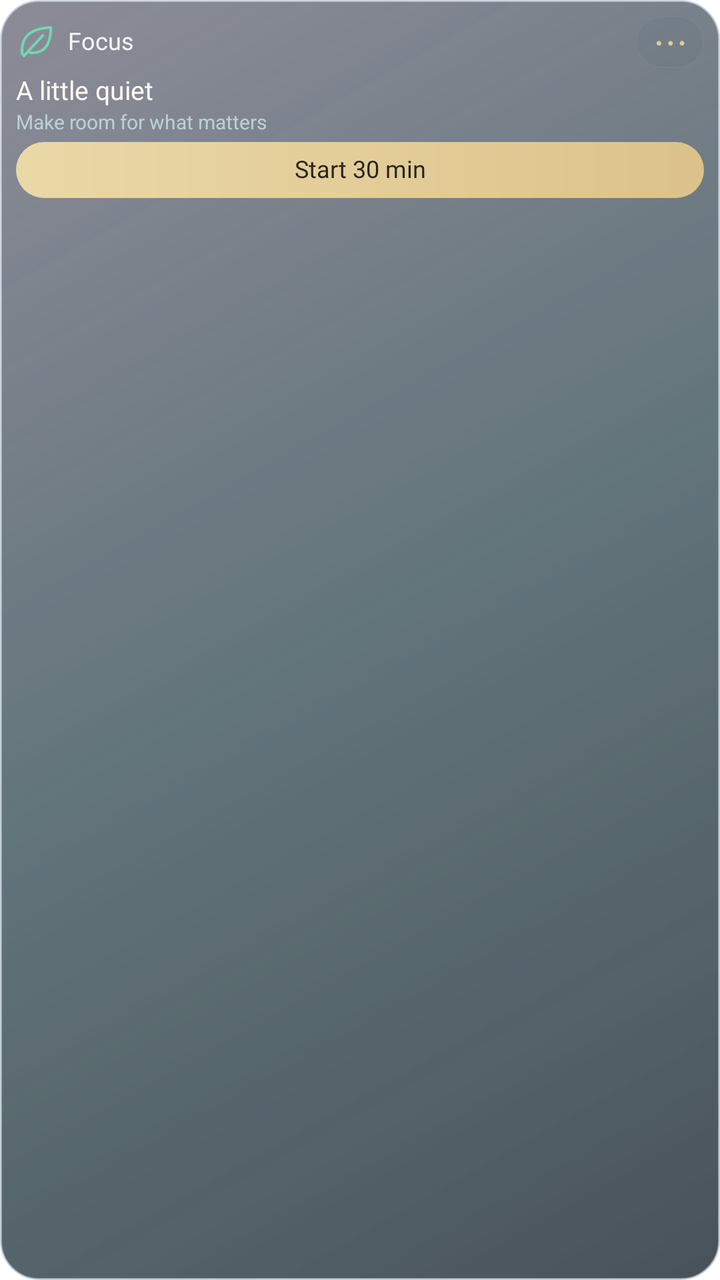
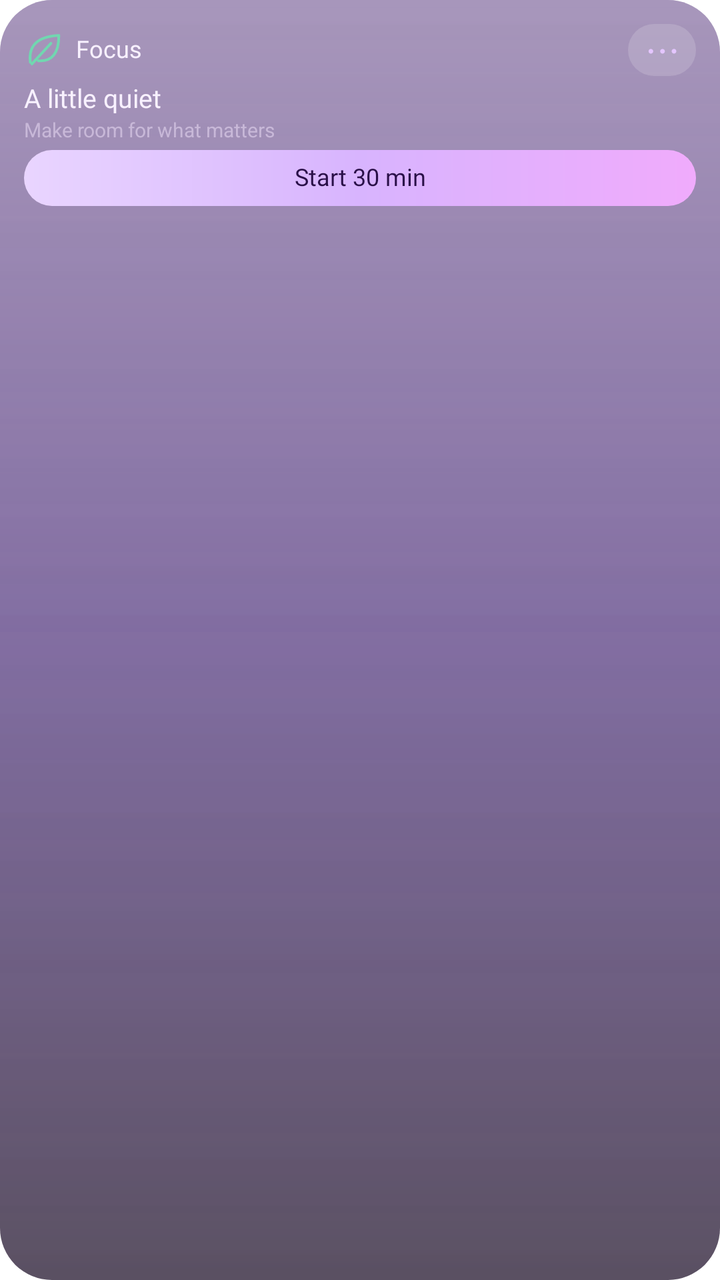

Screens rendered from an Android XML layout before and after an edit, with the pre-edit source and the edit as a unified diff.
<!-- AndroidManifest.xml: application theme Theme.Lumen -->
<!-- res/layout/widget_preview_focus.xml -->
<?xml version='1.0' encoding='utf-8'?>
<LinearLayout xmlns:android="http://schemas.android.com/apk/res/android" android:id="@+id/widget_root" android:layout_width="match_parent" android:layout_height="match_parent" android:orientation="vertical" android:padding="8dp" android:background="@drawable/widget_glass_dark_balanced">
    <LinearLayout android:layout_width="match_parent" android:layout_height="wrap_content" android:orientation="horizontal" android:gravity="center_vertical">
        <ImageView android:id="@+id/widget_icon" android:layout_width="19dp" android:layout_height="19dp" android:contentDescription="@null" android:src="@drawable/widget_ic_focus" />
        <TextView android:id="@+id/widget_title" android:layout_width="0dp" android:layout_weight="1" android:layout_height="wrap_content" android:layout_marginStart="7dp" android:text="@string/widget_focus" android:textColor="#F6F5FA" android:textSize="12sp" android:fontFamily="@font/outfit_medium" android:maxLines="1" android:ellipsize="end" android:includeFontPadding="false" />
        <TextView android:id="@+id/widget_action" android:layout_width="34dp" android:layout_height="26dp" android:gravity="center" android:text="@string/widget_more" android:textSize="19sp" android:textColor="#E4CB91" android:contentDescription="@string/widget_open" android:background="@drawable/widget_control" android:includeFontPadding="false" />
    </LinearLayout>
    <TextView android:id="@+id/widget_detail" android:layout_width="match_parent" android:layout_height="wrap_content" android:layout_marginTop="4dp" android:text="@string/widget_preview_focus_detail" android:textColor="#FFF8F1" android:textSize="13sp" android:fontFamily="@font/outfit_medium" android:maxLines="2" android:ellipsize="end" android:visibility="visible" android:includeFontPadding="false" />
    <Chronometer android:id="@+id/widget_timer" android:layout_width="match_parent" android:layout_height="24dp" android:textColor="#FFF8F1" android:textSize="20sp" android:fontFamily="@font/outfit_medium" android:visibility="gone" android:includeFontPadding="false" />
    <TextView android:id="@+id/widget_status" android:layout_width="match_parent" android:layout_height="wrap_content" android:layout_marginTop="2dp" android:textColor="#BCD0D8" android:textSize="10sp" android:maxLines="2" android:ellipsize="end" android:text="@string/widget_preview_focus_status" android:visibility="visible" android:includeFontPadding="false" />
    <LinearLayout android:id="@+id/widget_photos" android:layout_width="match_parent" android:layout_height="44dp" android:layout_marginTop="4dp" android:orientation="horizontal" android:gravity="center_vertical" android:visibility="gone">
        <ImageView android:id="@+id/widget_photo1" android:layout_width="0dp" android:layout_weight="1" android:layout_height="40dp" android:layout_marginEnd="4dp" android:scaleType="centerCrop" android:background="@drawable/widget_photo_frame" android:contentDescription="@string/widget_photo" android:visibility="gone" />
        <ImageView android:id="@+id/widget_photo2" android:layout_width="0dp" android:layout_weight="1" android:layout_height="40dp" android:layout_marginEnd="4dp" android:scaleType="centerCrop" android:background="@drawable/widget_photo_frame" android:contentDescription="@string/widget_photo" android:visibility="gone" />
        <ImageView android:id="@+id/widget_photo3" android:layout_width="0dp" android:layout_weight="1" android:layout_height="40dp" android:layout_marginEnd="4dp" android:scaleType="centerCrop" android:background="@drawable/widget_photo_frame" android:contentDescription="@string/widget_photo" android:visibility="gone" />
        <ImageView android:id="@+id/widget_photo4" android:layout_width="0dp" android:layout_weight="1" android:layout_height="40dp" android:layout_marginEnd="4dp" android:scaleType="centerCrop" android:background="@drawable/widget_photo_frame" android:contentDescription="@string/widget_photo" android:visibility="gone" />
    </LinearLayout>
    <LinearLayout android:id="@+id/widget_photo_names" android:layout_width="match_parent" android:layout_height="12dp" android:orientation="horizontal" android:visibility="gone">
        <TextView android:id="@+id/widget_person1" android:layout_width="0dp" android:layout_weight="1" android:layout_height="match_parent" android:textColor="#BCD0D8" android:textSize="9sp" android:gravity="center" android:maxLines="1" android:ellipsize="end" android:includeFontPadding="false" />
        <TextView android:id="@+id/widget_person2" android:layout_width="0dp" android:layout_weight="1" android:layout_height="match_parent" android:textColor="#BCD0D8" android:textSize="9sp" android:gravity="center" android:maxLines="1" android:ellipsize="end" android:includeFontPadding="false" />
        <TextView android:id="@+id/widget_person3" android:layout_width="0dp" android:layout_weight="1" android:layout_height="match_parent" android:textColor="#BCD0D8" android:textSize="9sp" android:gravity="center" android:maxLines="1" android:ellipsize="end" android:includeFontPadding="false" />
        <TextView android:id="@+id/widget_person4" android:layout_width="0dp" android:layout_weight="1" android:layout_height="match_parent" android:textColor="#BCD0D8" android:textSize="9sp" android:gravity="center" android:maxLines="1" android:ellipsize="end" android:includeFontPadding="false" />
    </LinearLayout>
    <LinearLayout android:id="@+id/widget_row1" android:layout_width="match_parent" android:layout_height="24dp" android:orientation="horizontal" android:gravity="center_vertical" android:visibility="gone">
        <TextView android:id="@+id/widget_check1" android:layout_width="34dp" android:layout_height="match_parent" android:text="@string/widget_circle" android:textColor="#E4CB91" android:textSize="22sp" android:gravity="center_vertical" android:includeFontPadding="false" />
        <TextView android:id="@+id/widget_task1" android:layout_width="0dp" android:layout_weight="1" android:layout_height="wrap_content" android:textColor="#FFF8F1" android:textSize="12sp" android:maxLines="1" android:ellipsize="end" android:includeFontPadding="false" />
    </LinearLayout>
    <LinearLayout android:id="@+id/widget_row2" android:layout_width="match_parent" android:layout_height="24dp" android:orientation="horizontal" android:gravity="center_vertical" android:visibility="gone">
        <TextView android:id="@+id/widget_check2" android:layout_width="34dp" android:layout_height="match_parent" android:text="@string/widget_circle" android:textColor="#E4CB91" android:textSize="22sp" android:gravity="center_vertical" android:includeFontPadding="false" />
        <TextView android:id="@+id/widget_task2" android:layout_width="0dp" android:layout_weight="1" android:layout_height="wrap_content" android:textColor="#FFF8F1" android:textSize="12sp" android:maxLines="1" android:ellipsize="end" android:includeFontPadding="false" />
    </LinearLayout>
    <TextView android:id="@+id/widget_button" android:layout_width="match_parent" android:layout_height="28dp" android:layout_marginTop="4dp" android:gravity="center" android:textColor="#28251D" android:fontFamily="@font/outfit_medium" android:textSize="12sp" android:background="@drawable/widget_pill" android:visibility="visible" android:text="@string/widget_preview_focus_button" android:includeFontPadding="false" />
    <ProgressBar android:id="@+id/widget_meter" android:layout_width="match_parent" android:layout_height="4dp" android:layout_marginTop="8dp" android:max="100" android:progressTint="#E4CB91" android:progressBackgroundTint="#334E6C72" android:visibility="gone" style="?android:attr/progressBarStyleHorizontal" />
</LinearLayout>
<!-- resources referenced by this layout -->
<resources>
  <!-- drawable widget_control (drawable) -->
  <shape xmlns:android="http://schemas.android.com/apk/res/android">
      <corners android:radius="14dp"/>
      <solid android:color="#153F5960"/>
      <stroke android:width="0.6dp" android:color="#337B9BA8"/>
  </shape>
  <!-- drawable widget_glass_dark_balanced (drawable) -->
  <?xml version='1.0' encoding='utf-8'?>
  <layer-list xmlns:android="http://schemas.android.com/apk/res/android">
      <item>
          <shape>
              <corners android:radius="19dp" />
              <gradient android:angle="315" android:startColor="#B939394E" android:centerColor="#B9243B43" android:endColor="#C5131F2A" />
              <stroke android:width="1dp" android:color="#A4BAC7D3" />
          </shape>
      </item>
      <item>
          <shape>
              <corners android:radius="19dp" />
              <gradient android:angle="315" android:startColor="#32FFFFFF" android:centerColor="#087DD8E4" android:endColor="#002C2748" />
          </shape>
      </item>
  </layer-list>
  <!-- drawable widget_ic_focus (drawable) -->
  <vector xmlns:android="http://schemas.android.com/apk/res/android" android:width="24dp" android:height="24dp" android:viewportWidth="24" android:viewportHeight="24"><path android:pathData="M4,20 Q2,4 22,3 Q22,20 9,19 M5,21 L17,8" android:fillColor="@android:color/transparent" android:strokeColor="#71D7B0" android:strokeWidth="1.7" android:strokeLineCap="round" android:strokeLineJoin="round" /></vector>
  <!-- drawable widget_photo_frame (drawable) -->
  <shape xmlns:android="http://schemas.android.com/apk/res/android"><corners android:radius="12dp"/><solid android:color="#262F424B"/></shape>
  <!-- drawable widget_pill (drawable) -->
  <shape xmlns:android="http://schemas.android.com/apk/res/android"><corners android:radius="24dp"/><gradient android:angle="0" android:startColor="#EAD8A7" android:endColor="#DCC28A"/></shape>
  <string name="widget_circle">○</string>
  <string name="widget_focus">Focus</string>
  <string name="widget_more">⋯</string>
  <string name="widget_open">Open widget</string>
  <string name="widget_photo">Photo</string>
  <string name="widget_preview_focus_button">Start 30 min</string>
  <string name="widget_preview_focus_detail">A little quiet</string>
  <string name="widget_preview_focus_status">Make room for what matters</string>
  <style name="Theme.Lumen" parent="android:Theme.Material.NoActionBar">
          <item name="android:windowShowWallpaper">true</item>
          <item name="android:windowBackground">@android:color/transparent</item>
          <item name="android:colorBackgroundCacheHint">@null</item>
          <item name="android:statusBarColor">@android:color/transparent</item>
          <item name="android:navigationBarColor">@android:color/transparent</item>
          <item name="android:windowDrawsSystemBarBackgrounds">true</item>
          <item name="android:windowLightStatusBar">false</item>
      </style>
</resources>

<!-- the commit's change to res/layout/widget_preview_focus.xml (unified diff, before → after) -->
@@ -1,13 +1,13 @@
 <?xml version='1.0' encoding='utf-8'?>
-<LinearLayout xmlns:android="http://schemas.android.com/apk/res/android" android:id="@+id/widget_root" android:layout_width="match_parent" android:layout_height="match_parent" android:orientation="vertical" android:padding="8dp" android:background="@drawable/widget_glass_dark_balanced">
+<LinearLayout xmlns:android="http://schemas.android.com/apk/res/android" android:id="@+id/widget_root" android:layout_width="match_parent" android:layout_height="match_parent" android:orientation="vertical" android:padding="12dp" android:background="@drawable/widget_glass_dark_balanced">
     <LinearLayout android:layout_width="match_parent" android:layout_height="wrap_content" android:orientation="horizontal" android:gravity="center_vertical">
         <ImageView android:id="@+id/widget_icon" android:layout_width="19dp" android:layout_height="19dp" android:contentDescription="@null" android:src="@drawable/widget_ic_focus" />
-        <TextView android:id="@+id/widget_title" android:layout_width="0dp" android:layout_weight="1" android:layout_height="wrap_content" android:layout_marginStart="7dp" android:text="@string/widget_focus" android:textColor="#F6F5FA" android:textSize="12sp" android:fontFamily="@font/outfit_medium" android:maxLines="1" android:ellipsize="end" android:includeFontPadding="false" />
-        <TextView android:id="@+id/widget_action" android:layout_width="34dp" android:layout_height="26dp" android:gravity="center" android:text="@string/widget_more" android:textSize="19sp" android:textColor="#E4CB91" android:contentDescription="@string/widget_open" android:background="@drawable/widget_control" android:includeFontPadding="false" />
+        <TextView android:id="@+id/widget_title" android:layout_width="0dp" android:layout_weight="1" android:layout_height="wrap_content" android:layout_marginStart="7dp" android:text="@string/widget_focus" android:textColor="#F8F1FF" android:textSize="12sp" android:fontFamily="@font/outfit_medium" android:maxLines="1" android:ellipsize="end" android:includeFontPadding="false" />
+        <TextView android:id="@+id/widget_action" android:layout_width="34dp" android:layout_height="26dp" android:gravity="center" android:text="@string/widget_more" android:textSize="19sp" android:textColor="#E4C6FF" android:contentDescription="@string/widget_open" android:background="@drawable/widget_control" android:includeFontPadding="false" />
     </LinearLayout>
-    <TextView android:id="@+id/widget_detail" android:layout_width="match_parent" android:layout_height="wrap_content" android:layout_marginTop="4dp" android:text="@string/widget_preview_focus_detail" android:textColor="#FFF8F1" android:textSize="13sp" android:fontFamily="@font/outfit_medium" android:maxLines="2" android:ellipsize="end" android:visibility="visible" android:includeFontPadding="false" />
-    <Chronometer android:id="@+id/widget_timer" android:layout_width="match_parent" android:layout_height="24dp" android:textColor="#FFF8F1" android:textSize="20sp" android:fontFamily="@font/outfit_medium" android:visibility="gone" android:includeFontPadding="false" />
-    <TextView android:id="@+id/widget_status" android:layout_width="match_parent" android:layout_height="wrap_content" android:layout_marginTop="2dp" android:textColor="#BCD0D8" android:textSize="10sp" android:maxLines="2" android:ellipsize="end" android:text="@string/widget_preview_focus_status" android:visibility="visible" android:includeFontPadding="false" />
+    <TextView android:id="@+id/widget_detail" android:layout_width="match_parent" android:layout_height="wrap_content" android:layout_marginTop="4dp" android:text="@string/widget_preview_focus_detail" android:textColor="#F8F1FF" android:textSize="13sp" android:fontFamily="@font/outfit_medium" android:maxLines="2" android:ellipsize="end" android:visibility="visible" android:includeFontPadding="false" />
+    <Chronometer android:id="@+id/widget_timer" android:layout_width="match_parent" android:layout_height="24dp" android:textColor="#F8F1FF" android:textSize="20sp" android:fontFamily="@font/outfit_medium" android:visibility="gone" android:includeFontPadding="false" />
+    <TextView android:id="@+id/widget_status" android:layout_width="match_parent" android:layout_height="wrap_content" android:layout_marginTop="2dp" android:textColor="#C8B8D8" android:textSize="10sp" android:maxLines="2" android:ellipsize="end" android:text="@string/widget_preview_focus_status" android:visibility="visible" android:includeFontPadding="false" />
     <LinearLayout android:id="@+id/widget_photos" android:layout_width="match_parent" android:layout_height="44dp" android:layout_marginTop="4dp" android:orientation="horizontal" android:gravity="center_vertical" android:visibility="gone">
         <ImageView android:id="@+id/widget_photo1" android:layout_width="0dp" android:layout_weight="1" android:layout_height="40dp" android:layout_marginEnd="4dp" android:scaleType="centerCrop" android:background="@drawable/widget_photo_frame" android:contentDescription="@string/widget_photo" android:visibility="gone" />
         <ImageView android:id="@+id/widget_photo2" android:layout_width="0dp" android:layout_weight="1" android:layout_height="40dp" android:layout_marginEnd="4dp" android:scaleType="centerCrop" android:background="@drawable/widget_photo_frame" android:contentDescription="@string/widget_photo" android:visibility="gone" />
@@ -15,19 +15,19 @@
         <ImageView android:id="@+id/widget_photo4" android:layout_width="0dp" android:layout_weight="1" android:layout_height="40dp" android:layout_marginEnd="4dp" android:scaleType="centerCrop" android:background="@drawable/widget_photo_frame" android:contentDescription="@string/widget_photo" android:visibility="gone" />
     </LinearLayout>
     <LinearLayout android:id="@+id/widget_photo_names" android:layout_width="match_parent" android:layout_height="12dp" android:orientation="horizontal" android:visibility="gone">
-        <TextView android:id="@+id/widget_person1" android:layout_width="0dp" android:layout_weight="1" android:layout_height="match_parent" android:textColor="#BCD0D8" android:textSize="9sp" android:gravity="center" android:maxLines="1" android:ellipsize="end" android:includeFontPadding="false" />
-        <TextView android:id="@+id/widget_person2" android:layout_width="0dp" android:layout_weight="1" android:layout_height="match_parent" android:textColor="#BCD0D8" android:textSize="9sp" android:gravity="center" android:maxLines="1" android:ellipsize="end" android:includeFontPadding="false" />
-        <TextView android:id="@+id/widget_person3" android:layout_width="0dp" android:layout_weight="1" android:layout_height="match_parent" android:textColor="#BCD0D8" android:textSize="9sp" android:gravity="center" android:maxLines="1" android:ellipsize="end" android:includeFontPadding="false" />
-        <TextView android:id="@+id/widget_person4" android:layout_width="0dp" android:layout_weight="1" android:layout_height="match_parent" android:textColor="#BCD0D8" android:textSize="9sp" android:gravity="center" android:maxLines="1" android:ellipsize="end" android:includeFontPadding="false" />
+        <TextView android:id="@+id/widget_person1" android:layout_width="0dp" android:layout_weight="1" android:layout_height="match_parent" android:textColor="#C8B8D8" android:textSize="9sp" android:gravity="center" android:maxLines="1" android:ellipsize="end" android:includeFontPadding="false" />
+        <TextView android:id="@+id/widget_person2" android:layout_width="0dp" android:layout_weight="1" android:layout_height="match_parent" android:textColor="#C8B8D8" android:textSize="9sp" android:gravity="center" android:maxLines="1" android:ellipsize="end" android:includeFontPadding="false" />
+        <TextView android:id="@+id/widget_person3" android:layout_width="0dp" android:layout_weight="1" android:layout_height="match_parent" android:textColor="#C8B8D8" android:textSize="9sp" android:gravity="center" android:maxLines="1" android:ellipsize="end" android:includeFontPadding="false" />
+        <TextView android:id="@+id/widget_person4" android:layout_width="0dp" android:layout_weight="1" android:layout_height="match_parent" android:textColor="#C8B8D8" android:textSize="9sp" android:gravity="center" android:maxLines="1" android:ellipsize="end" android:includeFontPadding="false" />
     </LinearLayout>
     <LinearLayout android:id="@+id/widget_row1" android:layout_width="match_parent" android:layout_height="24dp" android:orientation="horizontal" android:gravity="center_vertical" android:visibility="gone">
-        <TextView android:id="@+id/widget_check1" android:layout_width="34dp" android:layout_height="match_parent" android:text="@string/widget_circle" android:textColor="#E4CB91" android:textSize="22sp" android:gravity="center_vertical" android:includeFontPadding="false" />
-        <TextView android:id="@+id/widget_task1" android:layout_width="0dp" android:layout_weight="1" android:layout_height="wrap_content" android:textColor="#FFF8F1" android:textSize="12sp" android:maxLines="1" android:ellipsize="end" android:includeFontPadding="false" />
+        <TextView android:id="@+id/widget_check1" android:layout_width="34dp" android:layout_height="match_parent" android:text="@string/widget_circle" android:textColor="#E4C6FF" android:textSize="22sp" android:gravity="center_vertical" android:includeFontPadding="false" />
+        <TextView android:id="@+id/widget_task1" android:layout_width="0dp" android:layout_weight="1" android:layout_height="wrap_content" android:textColor="#F8F1FF" android:textSize="12sp" android:maxLines="1" android:ellipsize="end" android:includeFontPadding="false" />
     </LinearLayout>
     <LinearLayout android:id="@+id/widget_row2" android:layout_width="match_parent" android:layout_height="24dp" android:orientation="horizontal" android:gravity="center_vertical" android:visibility="gone">
-        <TextView android:id="@+id/widget_check2" android:layout_width="34dp" android:layout_height="match_parent" android:text="@string/widget_circle" android:textColor="#E4CB91" android:textSize="22sp" android:gravity="center_vertical" android:includeFontPadding="false" />
-        <TextView android:id="@+id/widget_task2" android:layout_width="0dp" android:layout_weight="1" android:layout_height="wrap_content" android:textColor="#FFF8F1" android:textSize="12sp" android:maxLines="1" android:ellipsize="end" android:includeFontPadding="false" />
+        <TextView android:id="@+id/widget_check2" android:layout_width="34dp" android:layout_height="match_parent" android:text="@string/widget_circle" android:textColor="#E4C6FF" android:textSize="22sp" android:gravity="center_vertical" android:includeFontPadding="false" />
+        <TextView android:id="@+id/widget_task2" android:layout_width="0dp" android:layout_weight="1" android:layout_height="wrap_content" android:textColor="#F8F1FF" android:textSize="12sp" android:maxLines="1" android:ellipsize="end" android:includeFontPadding="false" />
     </LinearLayout>
-    <TextView android:id="@+id/widget_button" android:layout_width="match_parent" android:layout_height="28dp" android:layout_marginTop="4dp" android:gravity="center" android:textColor="#28251D" android:fontFamily="@font/outfit_medium" android:textSize="12sp" android:background="@drawable/widget_pill" android:visibility="visible" android:text="@string/widget_preview_focus_button" android:includeFontPadding="false" />
-    <ProgressBar android:id="@+id/widget_meter" android:layout_width="match_parent" android:layout_height="4dp" android:layout_marginTop="8dp" android:max="100" android:progressTint="#E4CB91" android:progressBackgroundTint="#334E6C72" android:visibility="gone" style="?android:attr/progressBarStyleHorizontal" />
+    <TextView android:id="@+id/widget_button" android:layout_width="match_parent" android:layout_height="28dp" android:layout_marginTop="4dp" android:gravity="center" android:textColor="#2A1048" android:fontFamily="@font/outfit_medium" android:textSize="12sp" android:background="@drawable/widget_pill" android:visibility="visible" android:text="@string/widget_preview_focus_button" android:includeFontPadding="false" />
+    <ProgressBar android:id="@+id/widget_meter" android:layout_width="match_parent" android:layout_height="4dp" android:layout_marginTop="8dp" android:max="100" android:progressTint="#C084FC" android:progressBackgroundTint="#33E4C6FF" android:visibility="gone" style="?android:attr/progressBarStyleHorizontal" />
 </LinearLayout>
<!-- resource entries referenced after the edit -->
@@ -1,34 +1,53 @@
 <!-- resources referenced by this layout -->
 <resources>
   <!-- drawable widget_control (drawable) -->
+  <?xml version="1.0" encoding="utf-8"?>
   <shape xmlns:android="http://schemas.android.com/apk/res/android">
-      <corners android:radius="14dp"/>
-      <solid android:color="#153F5960"/>
-      <stroke android:width="0.6dp" android:color="#337B9BA8"/>
+      <corners android:radius="16dp" />
+      <solid android:color="#28FFFFFF" />
   </shape>
   <!-- drawable widget_glass_dark_balanced (drawable) -->
-  <?xml version='1.0' encoding='utf-8'?>
+  <?xml version="1.0" encoding="utf-8"?>
   <layer-list xmlns:android="http://schemas.android.com/apk/res/android">
       <item>
           <shape>
-              <corners android:radius="19dp" />
-              <gradient android:angle="315" android:startColor="#B939394E" android:centerColor="#B9243B43" android:endColor="#C5131F2A" />
-              <stroke android:width="1dp" android:color="#A4BAC7D3" />
+              <corners android:radius="26dp" />
+              <gradient
+                  android:angle="270"
+                  android:startColor="#993B1568"
+                  android:centerColor="#A62E1060"
+                  android:endColor="#B314061F" />
           </shape>
       </item>
       <item>
           <shape>
-              <corners android:radius="19dp" />
-              <gradient android:angle="315" android:startColor="#32FFFFFF" android:centerColor="#087DD8E4" android:endColor="#002C2748" />
+              <corners android:radius="26dp" />
+              <gradient
+                  android:angle="270"
+                  android:startColor="#40FFFFFF"
+                  android:centerColor="#18E4C6FF"
+                  android:endColor="#00FFFFFF" />
           </shape>
       </item>
   </layer-list>
   <!-- drawable widget_ic_focus (drawable) -->
   <vector xmlns:android="http://schemas.android.com/apk/res/android" android:width="24dp" android:height="24dp" android:viewportWidth="24" android:viewportHeight="24"><path android:pathData="M4,20 Q2,4 22,3 Q22,20 9,19 M5,21 L17,8" android:fillColor="@android:color/transparent" android:strokeColor="#71D7B0" android:strokeWidth="1.7" android:strokeLineCap="round" android:strokeLineJoin="round" /></vector>
   <!-- drawable widget_photo_frame (drawable) -->
-  <shape xmlns:android="http://schemas.android.com/apk/res/android"><corners android:radius="12dp"/><solid android:color="#262F424B"/></shape>
+  <?xml version="1.0" encoding="utf-8"?>
+  <shape xmlns:android="http://schemas.android.com/apk/res/android">
+      <corners android:radius="16dp" />
+      <solid android:color="#3314061F" />
+  </shape>
   <!-- drawable widget_pill (drawable) -->
-  <shape xmlns:android="http://schemas.android.com/apk/res/android"><corners android:radius="24dp"/><gradient android:angle="0" android:startColor="#EAD8A7" android:endColor="#DCC28A"/></shape>
+  <?xml version="1.0" encoding="utf-8"?>
+  <shape xmlns:android="http://schemas.android.com/apk/res/android">
+      <corners android:radius="22dp" />
+      <gradient
+          android:angle="0"
+          android:startColor="#E9D5FF"
+          android:centerColor="#D8B4FE"
+          android:endColor="#F0ABFC" />
+  </shape>
   <string name="widget_circle">○</string>
   <string name="widget_focus">Focus</string>
   <string name="widget_more">⋯</string>
